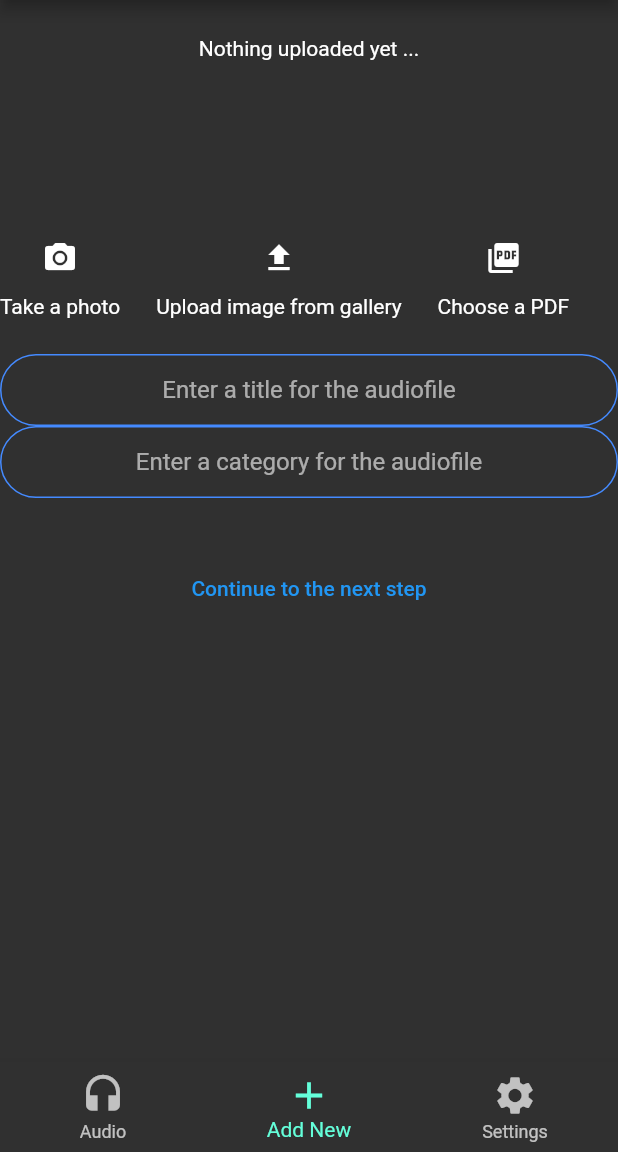
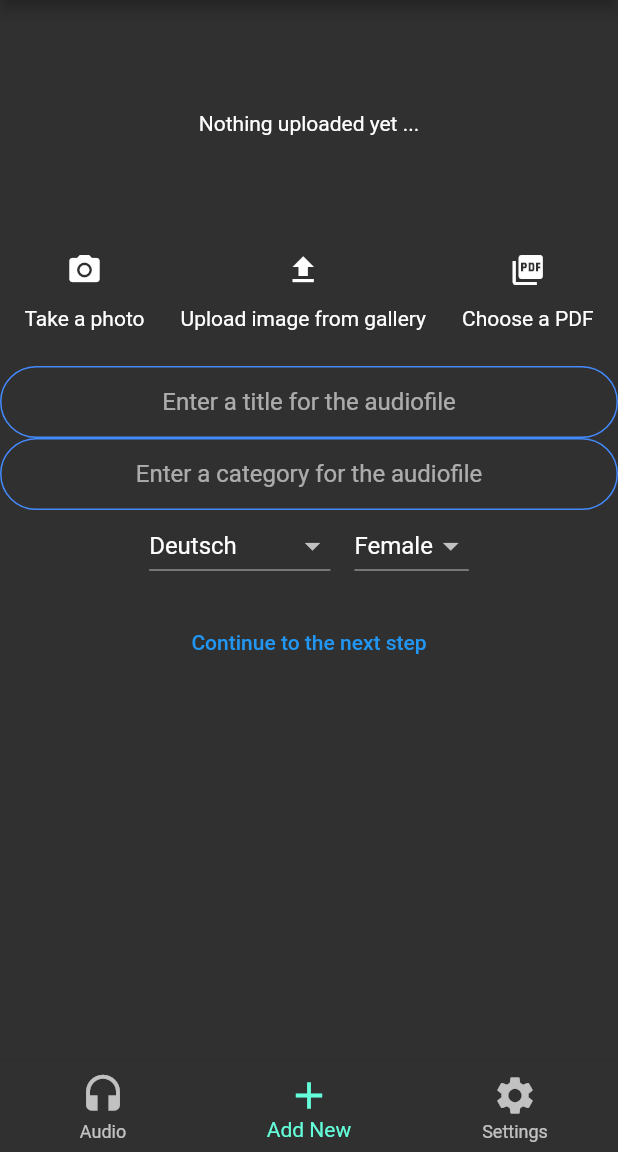
Before and after one commit to juliakohl/text-to-speech, a Flutter app: the CreateScreen screen opened by its route, on a phone screen of 412 x 824 dp, the part 84-1236 px from its top. Run offline on Flutter 3.47's test engine with Material 2 defaults, Android fonts, the phone set to English and light mode, and no system bars; our stand-ins replace audioplayers, cloud_firestore, file_picker, firebase_auth, firebase_core, firebase_storage and 1 more; missing offline and left inert: syncfusion_flutter_pdf; accounts and stored records are empty.

```diff
--- a/lib/screens/create_screen.dart
+++ b/lib/screens/create_screen.dart
@@ -12,6 +12,7 @@ import 'package:file_picker/file_picker.dart';
 import 'package:syncfusion_flutter_pdf/pdf.dart';
 import 'package:cloud_firestore/cloud_firestore.dart';
 import 'package:text_to_speech/constants.dart';
+import 'package:text_to_speech/pdf_processing.dart';
 
 class CreateScreen extends StatefulWidget {
   static const String id = 'create_screen';
@@ -35,6 +36,8 @@ class _CreateScreenState extends State<CreateScreen> {
   // Audio File variables
   String audiofileTitle = "audiofile";
   String audiofileCategory = "default";
+  String audiofileLanguage = "de-DE";
+  String ssmlGender = "FEMALE";
 
   //Firebase variables
   final _auth = FirebaseAuth.instance;
@@ -57,7 +60,6 @@ class _CreateScreenState extends State<CreateScreen> {
       }
     });
   }
-
 
   // access the users gallery and save the picked image file to _image
   Future getImage() async {
@@ -128,16 +130,14 @@ class _CreateScreenState extends State<CreateScreen> {
         usePDF = true;
         feedback = 'Successfully uploaded $filename';
       });
-
     } else {
       print('User canceled the picker');
     }
   }
 
   // update the users text value in the users firestore document and trigger the text2speech cloud function
-  Future<void> addTextToFirestore(
-      String filepath, String title, String cat) async {
-
+  Future<void> addTextToFirestore(String filepath, String title, String cat,
+      String lang, String gender) async {
     // Referenz zu audio collection des users in firestore definieren
     CollectionReference _audioCollection = FirebaseFirestore.instance
         .collection('users')
@@ -154,54 +154,31 @@ class _CreateScreenState extends State<CreateScreen> {
     PdfTextExtractor extractor = PdfTextExtractor(document);
 
     //Extract all the text from the document.
-    var text = extractor.extractText();
+    //var text = extractor.extractText();
 
-    //Extract the text from all the pages.
-    /*List<TextLine> result = PdfTextExtractor(document)
-        .extractTextLines(startPageIndex: 0);
+    //Extract all the text from the document.
+    List<TextLine> result = extractor.extractTextLines();
 
-    Rect textBounds = Rect.fromLTWH(5, 5, 100, 200);
-
-    //Create a new instance of the PdfTextExtractor.
-    PdfTextExtractor extractor = PdfTextExtractor(document);
-
-    //Extract all the text from a particular page.
-    List<TextLine> result = extractor.extractTextLines(startPageIndex: 0);
-
-    //Predefined bound.
-    Rect textBounds = Rect.fromLTWH(474, 161, 50, 9);
-
-    String text = '';
-
-    for (int i = 0; i < result.length; i++) {
-      List<TextWord> wordCollection = result[i].wordCollection;
-      for (int j = 0; j < wordCollection.length; j++) {
-        if (textBounds.overlaps(wordCollection[j].bounds)) {
-          continue;
-        } else {
-          text += wordCollection[j].text;
-        }
-      }
-    }
-*/
-
+    String text = reduceTextToCommonFont(result);
     document.dispose();
 
     //Display the text.
     print(text);
 
     // Falls der Text mehr als 500 Zeichen hat: kürzen (Testing Zwecke)
-    if (text.length >= 20000) {
-      text = text.substring(0, 20000);
+    if (text.length > 500) {
+      text = text.substring(0, 500);
     }
 
-    // neues Document zu Firestore hinzufügen, dass T2S Cloud Function triggered
+    // neues Document zu Firestore hinzufügen, das T2S Cloud Function triggered
     return _audioCollection
         .add({
           'text': text,
           'title': title,
           'category': cat,
-          'filepath': firestore_filepath
+          'filepath': firestore_filepath,
+          'language': lang,
+          'ssmlGender': gender
         })
         .then((value) => print("Text Added"))
         .catchError((error) => print("Failed to add text: $error"));
@@ -219,20 +196,19 @@ class _CreateScreenState extends State<CreateScreen> {
             mainAxisAlignment: MainAxisAlignment.center,
             children: <Widget>[
               SizedBox(
-                height: 24.0,
+                height: 32.0,
                 width: double.infinity,
               ),
               Container(
                 height: 100.0,
-                child: usePDF
-                    ? Text(feedback)
-                    : Image.file(_image),
+                child: usePDF ? Center(child: Text(feedback)) : Image.file(_image),
               ),
               SizedBox(
                 height: 24.0,
                 width: double.infinity,
               ),
               Row(
+                mainAxisAlignment: MainAxisAlignment.center,
                 children: [
                   Column(
                     children: [
@@ -317,16 +293,70 @@ class _CreateScreenState extends State<CreateScreen> {
                 decoration: kTextFieldDecoration.copyWith(
                     hintText: 'Enter a category for the audiofile'),
               ),
+              /*TextField(
+                textAlign: TextAlign.center,
+                onChanged: (lang) {
+                  audiofileLanguage = lang;
+                },
+                decoration: kTextFieldDecoration.copyWith(hintText: 'Language'),
+              ),*/
+              Row(
+                mainAxisAlignment: MainAxisAlignment.center,
+                children: [
+                  DropdownButton(
+                      value: audiofileLanguage,
+                      items: [
+                        DropdownMenuItem(
+                            child: Text("Deutsch"), value: "de-DE"),
+                        DropdownMenuItem(
+                          child: Text("English (US)"),
+                          value: "en-US",
+                        ),
+                        DropdownMenuItem(
+                          child: Text("English (GB)"),
+                          value: "en-GB",
+                        ),
+                        DropdownMenuItem(
+                          child: Text("English (AUS)"),
+                          value: "en-AUS",
+                        ),
+                        DropdownMenuItem(child: Text("French"), value: "fr-FR")
+                      ],
+                      onChanged: (value) {
+                        setState(() {
+                          audiofileLanguage = value;
+                        });
+                      }),
+                  SizedBox(
+                    width: 16.0,
+                  ),
+                  DropdownButton(
+                      value: ssmlGender,
+                      items: [
+                        DropdownMenuItem(
+                            child: Text("Female"), value: "FEMALE"),
+                        DropdownMenuItem(
+                          child: Text("Male"),
+                          value: "MALE",
+                        )
+                      ],
+                      onChanged: (value) {
+                        setState(() {
+                          ssmlGender = value;
+                        });
+                      }),
+                ],
+              ),
               SizedBox(
-                height: 36.0,
+                height: 16.0,
                 width: double.infinity,
               ),
               TextButton(
                   child: Text('Continue to the next step'),
                   onPressed: () async {
                     if (usePDF) {
-                      await addTextToFirestore(
-                          _pdfPath, audiofileTitle, audiofileCategory);
+                      await addTextToFirestore(_pdfPath, audiofileTitle,
+                          audiofileCategory, audiofileLanguage, ssmlGender);
                     } else {
                       await FirebaseFirestore.instance
                           .collection('users')
@@ -336,7 +366,9 @@ class _CreateScreenState extends State<CreateScreen> {
                         "title": audiofileTitle,
                         "filepath":
                             "audio/${loggedInUser.email}/$audiofileTitle.mp3",
-                        "category": audiofileCategory
+                        "category": audiofileCategory,
+                        "language": audiofileLanguage,
+                        "ssmlGender": ssmlGender
                       });
                       await uploadFile(
                           loggedInUser.email, _image.path, audiofileTitle);
```
Also changed, not shown: lib/pdf_processing.dart (added, +80 -0 lines).
